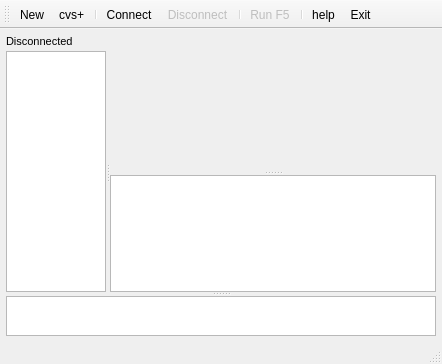
Qt form src/sqlquerywin.ui (trdm/sqlquery) before a commit.
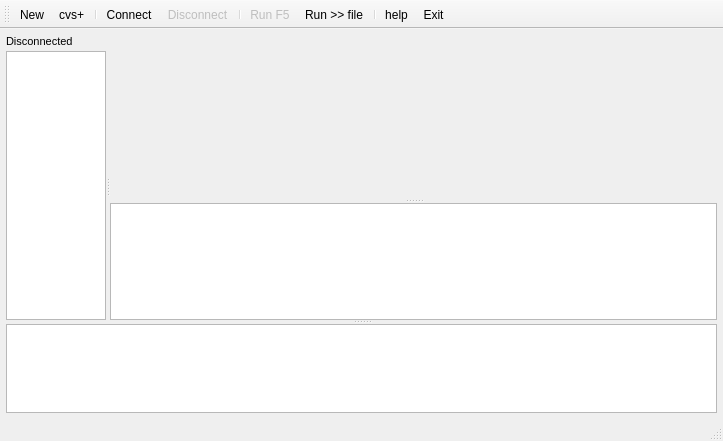
The same form after that commit. Custom widgets are drawn as their Qt base class.

```diff
--- a/src/sqlquerywin.ui
+++ b/src/sqlquerywin.ui
@@ -6,8 +6,8 @@
    <rect>
     <x>0</x>
     <y>0</y>
-    <width>442</width>
-    <height>364</height>
+    <width>723</width>
+    <height>441</height>
    </rect>
   </property>
   <property name="windowTitle">
@@ -140,6 +140,7 @@
          </property>
          <property name="font">
           <font>
+           <family>Courier</family>
            <pointsize>10</pointsize>
           </font>
          </property>
@@ -225,6 +226,7 @@
    <addaction name="actDisconnect"/>
    <addaction name="separator"/>
    <addaction name="actRun"/>
+   <addaction name="actionRun2File"/>
    <addaction name="separator"/>
    <addaction name="actionhelp"/>
    <addaction name="actExit"/>
@@ -305,6 +307,14 @@
     <string>help</string>
    </property>
   </action>
+  <action name="actionRun2File">
+   <property name="text">
+    <string>Run &gt;&gt; file</string>
+   </property>
+   <property name="shortcut">
+    <string>F6</string>
+   </property>
+  </action>
  </widget>
  <customwidgets>
   <customwidget>
```
Left out of the diff: 2 changed lines with no effect on the pictures.
